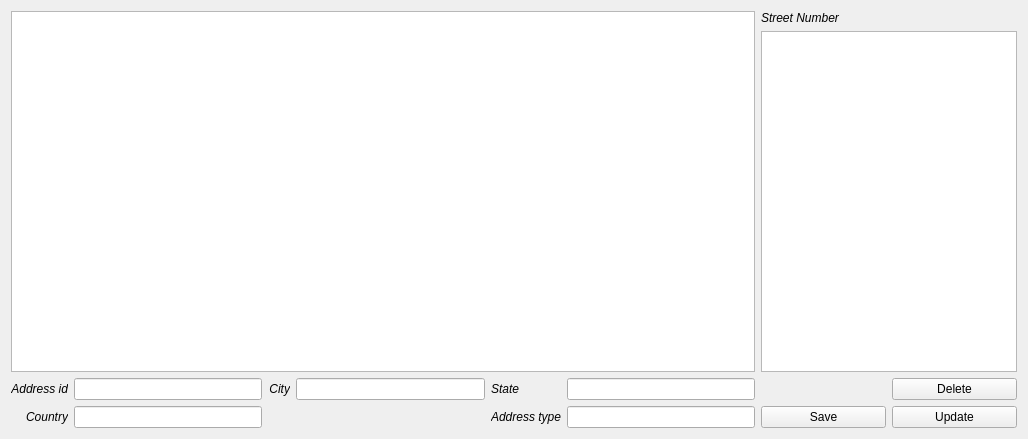
Qt form address/addressview.ui (gustavosinbandera1/mayorga_db) before a commit.
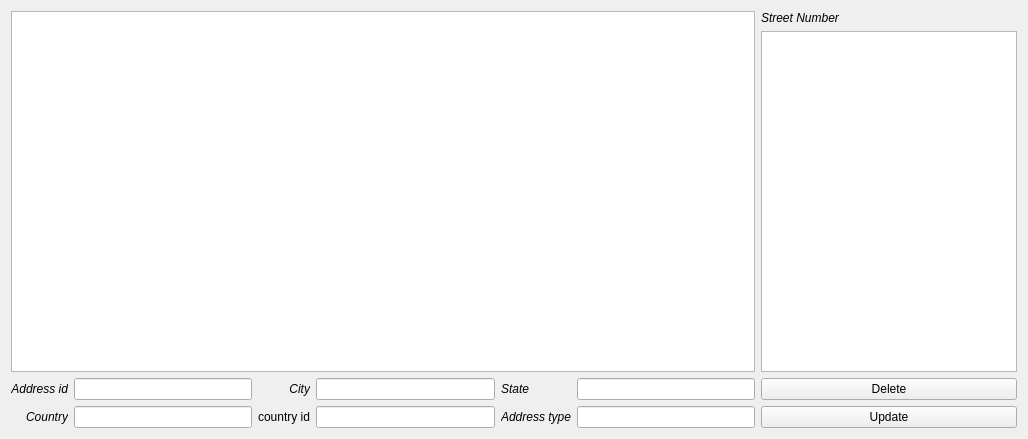
The same form after that commit.

What changed in the file:
```diff
--- a/address/addressview.ui
+++ b/address/addressview.ui
@@ -114,6 +114,16 @@
            </property>
           </widget>
          </item>
+         <item row="1" column="3">
+          <widget class="QLineEdit" name="countryIdLineEdit"/>
+         </item>
+         <item row="1" column="2">
+          <widget class="QLabel" name="label_6">
+           <property name="text">
+            <string>country id</string>
+           </property>
+          </widget>
+         </item>
         </layout>
        </item>
       </layout>
@@ -125,27 +135,20 @@
        </item>
        <item row="2" column="0" colspan="2">
         <layout class="QGridLayout" name="gridLayout_3">
-         <item row="0" column="1">
-          <widget class="QPushButton" name="deleteButton">
-           <property name="text">
-            <string>Delete</string>
-           </property>
-          </widget>
-         </item>
          <item row="1" column="0">
-          <widget class="QPushButton" name="saveButton">
-           <property name="text">
-            <string>Save</string>
-           </property>
-          </widget>
-         </item>
-         <item row="1" column="1">
           <widget class="QPushButton" name="updateButton">
            <property name="text">
             <string>Update</string>
            </property>
           </widget>
          </item>
+         <item row="0" column="0">
+          <widget class="QPushButton" name="deleteButton">
+           <property name="text">
+            <string>Delete</string>
+           </property>
+          </widget>
+         </item>
         </layout>
        </item>
        <item row="0" column="0" colspan="2">
```
